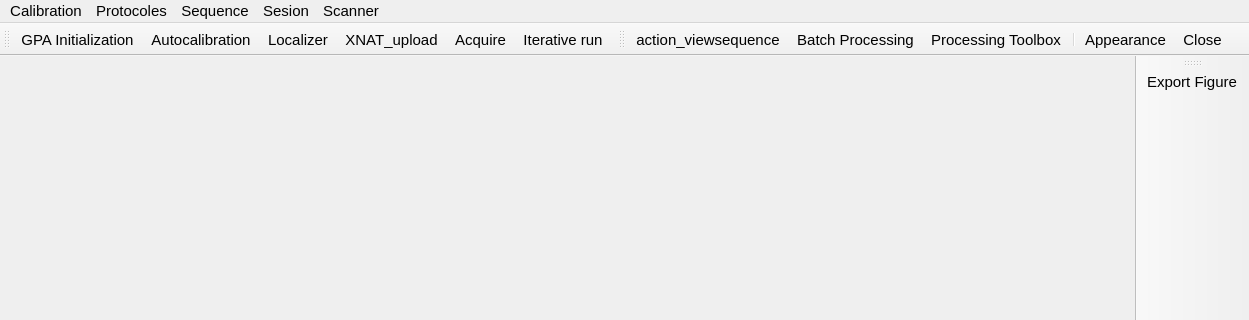
Old version of the form ui/mainview.ui in the repository josalggui/MaRGE; both pictures show x 0 to 1249 and y 0 to 320 of the 1249 by 862 pixel window.
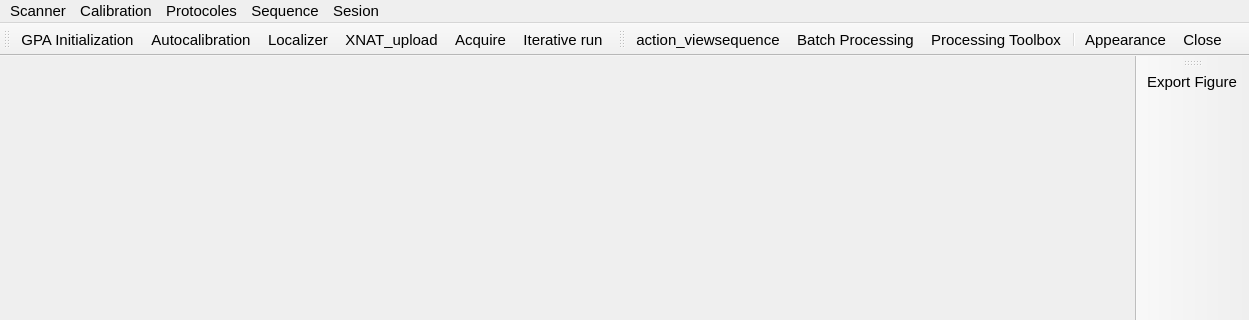
New version of the form. Icons and pictures are not drawn.

Commit message: [JMA] - README updated - RARE updated. Input parameters are now added as properties. There is no more self.out variable in image sequences. - GUI: menu includes now init server, close server, init red pitaya and copy bitstream

What changed in the file:
```diff
--- a/ui/mainview.ui
+++ b/ui/mainview.ui
@@ -391,11 +391,11 @@
     <addaction name="actionRARE_3D_T2"/>
     <addaction name="actionRARE_3D_Rho"/>
    </widget>
+   <addaction name="menuScanner"/>
    <addaction name="menuCalibration"/>
    <addaction name="menuProtocoles"/>
    <addaction name="menuParameters"/>
    <addaction name="menuSesion"/>
-   <addaction name="menuScanner"/>
   </widget>
   <widget class="QToolBar" name="ComunicationToolbar">
    <property name="windowTitle">
```
Left out of the diff: 50 changed lines with no effect on the pictures. The commit also changes 3 other files.
